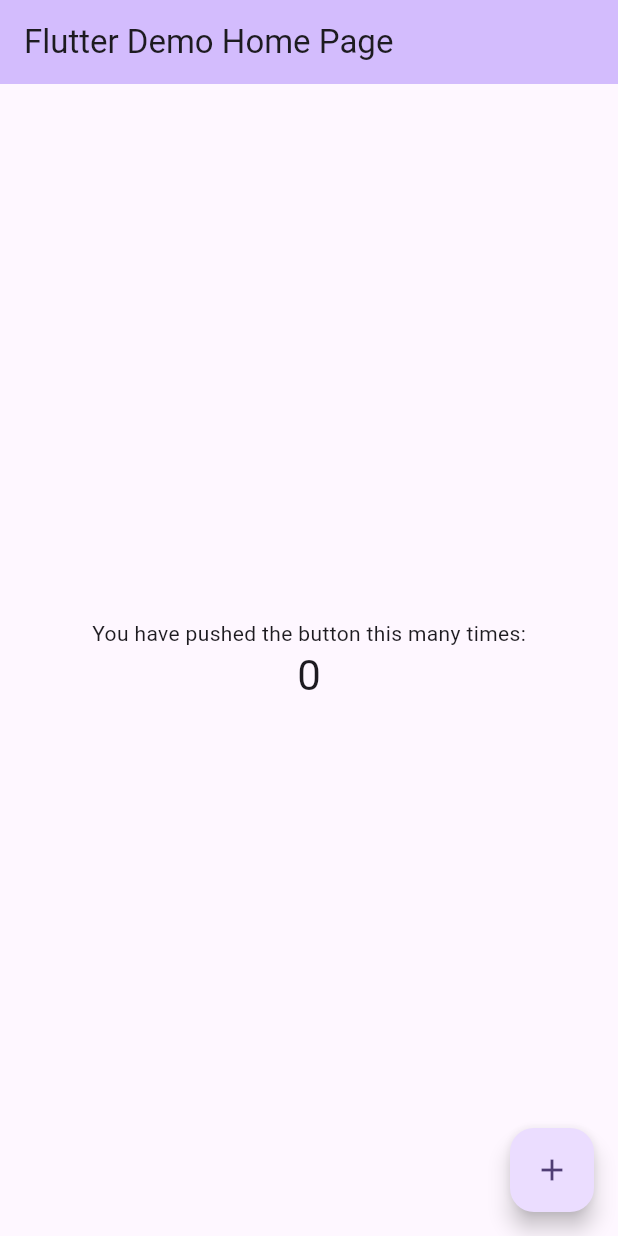
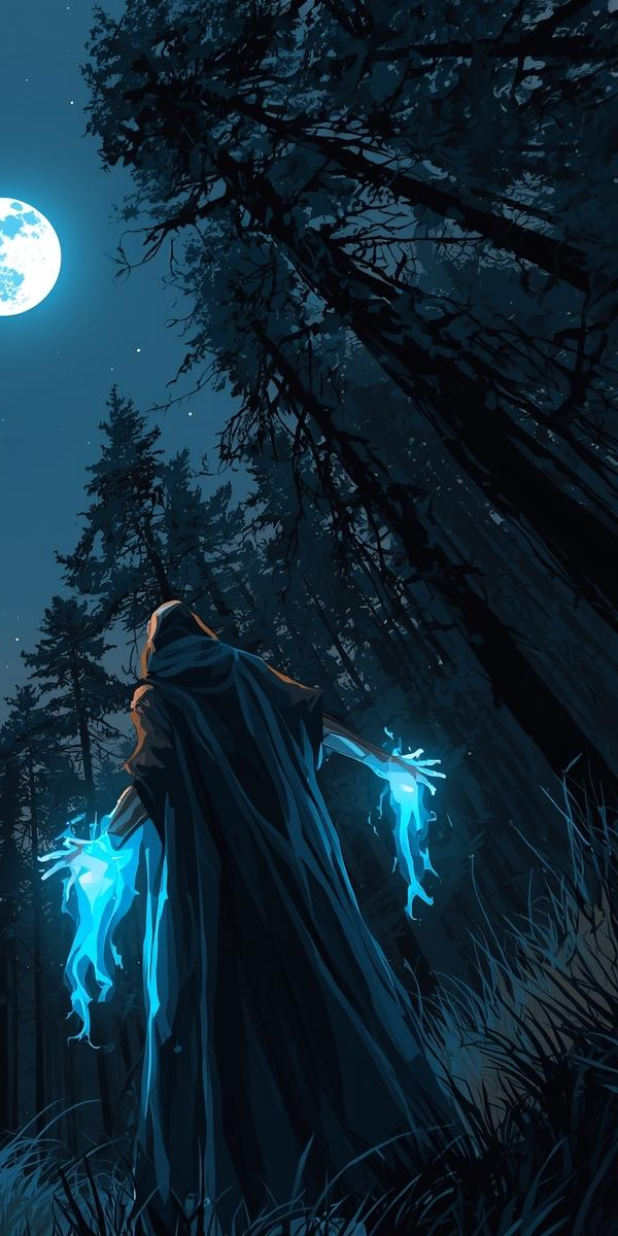
Before and after one commit to vedad-keskin/Nightfall_Project, a Flutter app: the screen it shows after launch, on a phone screen of 412 x 824 dp. Run offline on Flutter 3.47's test engine with Material 3 defaults, Android fonts, the phone set to English and light mode, and no system bars.

Commit message:
Implement split home screen with image PageView
Replaces the default counter app with a split home screen that displays left and right halves of an image using a PageView. Adds the image asset and updates pubspec.yaml to include the assets directory. Updates widget tests to verify the new SplitHomeScreen and PageView structure.

```diff
--- a/nightfall_projct/lib/main.dart
+++ b/nightfall_projct/lib/main.dart
@@ -7,116 +7,91 @@ void main() {
 class MyApp extends StatelessWidget {
   const MyApp({super.key});
 
-  // This widget is the root of your application.
   @override
   Widget build(BuildContext context) {
     return MaterialApp(
-      title: 'Flutter Demo',
+      title: 'Nightfall Project',
       theme: ThemeData(
-        // This is the theme of your application.
-        //
-        // TRY THIS: Try running your application with "flutter run". You'll see
-        // the application has a purple toolbar. Then, without quitting the app,
-        // try changing the seedColor in the colorScheme below to Colors.green
-        // and then invoke "hot reload" (save your changes or press the "hot
-        // reload" button in a Flutter-supported IDE, or press "r" if you used
-        // the command line to start the app).
-        //
-        // Notice that the counter didn't reset back to zero; the application
-        // state is not lost during the reload. To reset the state, use hot
-        // restart instead.
-        //
-        // This works for code too, not just values: Most code changes can be
-        // tested with just a hot reload.
         colorScheme: ColorScheme.fromSeed(seedColor: Colors.deepPurple),
+        useMaterial3: true,
       ),
-      home: const MyHomePage(title: 'Flutter Demo Home Page'),
+      home: const SplitHomeScreen(),
     );
   }
 }
 
-class MyHomePage extends StatefulWidget {
-  const MyHomePage({super.key, required this.title});
-
-  // This widget is the home page of your application. It is stateful, meaning
-  // that it has a State object (defined below) that contains fields that affect
-  // how it looks.
-
-  // This class is the configuration for the state. It holds the values (in this
-  // case the title) provided by the parent (in this case the App widget) and
-  // used by the build method of the State. Fields in a Widget subclass are
-  // always marked "final".
-
-  final String title;
+class SplitHomeScreen extends StatefulWidget {
+  const SplitHomeScreen({super.key});
 
   @override
-  State<MyHomePage> createState() => _MyHomePageState();
+  State<SplitHomeScreen> createState() => _SplitHomeScreenState();
 }
 
-class _MyHomePageState extends State<MyHomePage> {
-  int _counter = 0;
+class _SplitHomeScreenState extends State<SplitHomeScreen> {
+  // Page 0: Left side of image
+  // Page 1: Right side of image
+  // Initial page is 1 (Right side)
+  late final PageController _pageController;
 
-  void _incrementCounter() {
-    setState(() {
-      // This call to setState tells the Flutter framework that something has
-      // changed in this State, which causes it to rerun the build method below
-      // so that the display can reflect the updated values. If we changed
-      // _counter without calling setState(), then the build method would not be
-      // called again, and so nothing would appear to happen.
-      _counter++;
-    });
+  @override
+  void initState() {
+    super.initState();
+    _pageController = PageController(initialPage: 1);
+  }
+
+  @override
+  void dispose() {
+    _pageController.dispose();
+    super.dispose();
   }
 
   @override
   Widget build(BuildContext context) {
-    // This method is rerun every time setState is called, for instance as done
-    // by the _incrementCounter method above.
-    //
-    // The Flutter framework has been optimized to make rerunning build methods
-    // fast, so that you can just rebuild anything that needs updating rather
-    // than having to individually change instances of widgets.
     return Scaffold(
-      appBar: AppBar(
-        // TRY THIS: Try changing the color here to a specific color (to
-        // Colors.amber, perhaps?) and trigger a hot reload to see the AppBar
-        // change color while the other colors stay the same.
-        backgroundColor: Theme.of(context).colorScheme.inversePrimary,
-        // Here we take the value from the MyHomePage object that was created by
-        // the App.build method, and use it to set our appbar title.
-        title: Text(widget.title),
+      body: PageView(
+        controller: _pageController,
+        // Optional: Add physics if you want specific scroll behavior,
+        // but default PageScrollPhysics gives the snapping effect.
+        children: const [
+          // Page 0: Left Half
+          ImageSection(
+            imagePath: 'assets/images/2-split-home.jpg',
+            alignment: Alignment.centerLeft,
+          ),
+          // Page 1: Right Half
+          ImageSection(
+            imagePath: 'assets/images/2-split-home.jpg',
+            alignment: Alignment.centerRight,
+          ),
+        ],
       ),
-      body: Center(
-        // Center is a layout widget. It takes a single child and positions it
-        // in the middle of the parent.
-        child: Column(
-          // Column is also a layout widget. It takes a list of children and
-          // arranges them vertically. By default, it sizes itself to fit its
-          // children horizontally, and tries to be as tall as its parent.
-          //
-          // Column has various properties to control how it sizes itself and
-          // how it positions its children. Here we use mainAxisAlignment to
-          // center the children vertically; the main axis here is the vertical
-          // axis because Columns are vertical (the cross axis would be
-          // horizontal).
-          //
-          // TRY THIS: Invoke "debug painting" (choose the "Toggle Debug Paint"
-          // action in the IDE, or press "p" in the console), to see the
-          // wireframe for each widget.
-          mainAxisAlignment: MainAxisAlignment.center,
-          children: <Widget>[
-            const Text('You have pushed the button this many times:'),
-            Text(
-              '$_counter',
-              style: Theme.of(context).textTheme.headlineMedium,
-            ),
-          ],
-        ),
-      ),
-      floatingActionButton: FloatingActionButton(
-        onPressed: _incrementCounter,
-        tooltip: 'Increment',
-        child: const Icon(Icons.add),
-      ), // This trailing comma makes auto-formatting nicer for build methods.
     );
   }
 }
+
+class ImageSection extends StatelessWidget {
+  final String imagePath;
+  final Alignment alignment;
+
+  const ImageSection({
+    super.key,
+    required this.imagePath,
+    required this.alignment,
+  });
+
+  @override
+  Widget build(BuildContext context) {
+    // Using Container with DecorationImage to handle alignment and fit easily
+    return Container(
+      width: double.infinity,
+      height: double.infinity,
+      decoration: BoxDecoration(
+        image: DecorationImage(
+          image: AssetImage(imagePath),
+          fit: BoxFit.cover,
+          alignment: alignment,
+        ),
+      ),
+    );
+  }
+}
--- a/nightfall_projct/pubspec.yaml
+++ b/nightfall_projct/pubspec.yaml
@@ -58,7 +58,8 @@ flutter:
   uses-material-design: true
 
   # To add assets to your application, add an assets section, like this:
-  # assets:
+  assets:
+    - assets/images/
   #   - images/a_dot_burr.jpeg
   #   - images/a_dot_ham.jpeg
 
```
Also changed, not shown: nightfall_projct/assets/images/2-split-home.jpg (added), 1 other file.
